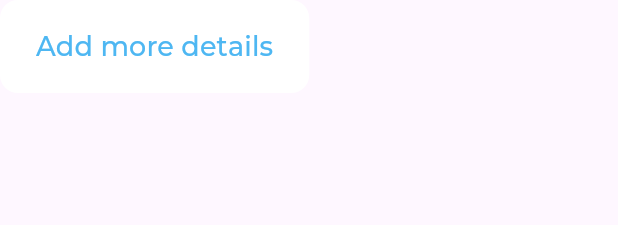
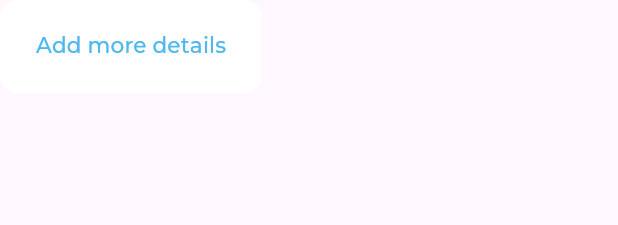
Before and after one commit to PhilopaterNabil/Responsive-Dash-Board, a Flutter app: the CustomButton widget shown alone on an empty page, opened directly, on a phone screen of 412 x 824 dp. Shown: the top 225 px of the screen. Run offline on Flutter 3.47's test engine with Material 3 defaults, Android fonts, the phone set to English and light mode, and no system bars; our stand-ins replace expandable_page_view, fl_chart, flutter_svg; project files that could hold a hidden picture were left out.

Commit message:
Refactor text styles in dashboard components for responsive design: update AppStyles to use context-aware text styles across various widgets.

```diff
--- a/lib/core/utils/app_styles.dart
+++ b/lib/core/utils/app_styles.dart
@@ -1,73 +1,103 @@
 import 'package:flutter/material.dart';
+import 'package:responsive_dash_board/core/utils/size_config.dart';
 
 abstract class AppStyles {
-  static const TextStyle styleRegular12 = TextStyle(
+  static TextStyle styleRegular12(context) => TextStyle(
         color: Color(0xFFAAAAAA),
-    fontSize: 12,
+        fontSize: getResponsiveFontSize(context, fontSize: 12),
         fontFamily: 'Montserrat',
         fontWeight: FontWeight.w400,
       );
 
-  static const TextStyle styleRegular14 = TextStyle(
+  static TextStyle styleRegular14(context) => TextStyle(
         color: Color(0xFFAAAAAA),
-    fontSize: 14,
+        fontSize: getResponsiveFontSize(context, fontSize: 14),
         fontFamily: 'Montserrat',
         fontWeight: FontWeight.w400,
       );
 
-  static const TextStyle styleRegular16 = TextStyle(
+  static TextStyle styleRegular16(context) => TextStyle(
         color: Color(0xFF064061),
-    fontSize: 16,
+        fontSize: getResponsiveFontSize(context, fontSize: 16),
         fontFamily: 'Montserrat',
         fontWeight: FontWeight.w400,
       );
 
-  static const TextStyle styleMedium16 = TextStyle(
+  static TextStyle styleMedium16(context) => TextStyle(
         color: Color(0xFF064061),
-    fontSize: 16,
+        fontSize: getResponsiveFontSize(context, fontSize: 16),
         fontFamily: 'Montserrat',
         fontWeight: FontWeight.w500,
       );
 
-  static const TextStyle styleMedium20 = TextStyle(
+  static TextStyle styleMedium20(context) => TextStyle(
         color: Color(0xFFFFFFFF),
-    fontSize: 20,
+        fontSize: getResponsiveFontSize(context, fontSize: 20),
         fontFamily: 'Montserrat',
         fontWeight: FontWeight.w500,
       );
 
-  static const TextStyle styleSemiBold16 = TextStyle(
+  static TextStyle styleSemiBold16(context) => TextStyle(
         color: Color(0xFF064061),
-    fontSize: 16,
+        fontSize: getResponsiveFontSize(context, fontSize: 16),
         fontFamily: 'Montserrat',
         fontWeight: FontWeight.w600,
       );
 
-  static const TextStyle styleSemiBold20 = TextStyle(
+  static TextStyle styleSemiBold20(context) => TextStyle(
         color: Color(0xFF064061),
-    fontSize: 20,
+        fontSize: getResponsiveFontSize(context, fontSize: 20),
         fontFamily: 'Montserrat',
         fontWeight: FontWeight.w600,
       );
 
-  static const TextStyle styleSemiBold24 = TextStyle(
+  static TextStyle styleSemiBold24(context) => TextStyle(
         color: Color(0xFF4EB7F2),
-    fontSize: 24,
+        fontSize: getResponsiveFontSize(context, fontSize: 24),
         fontFamily: 'Montserrat',
         fontWeight: FontWeight.w600,
       );
 
-  static const TextStyle styleSemiBold18 = TextStyle(
+  static TextStyle styleSemiBold18(context) => TextStyle(
         color: Color(0xFFFFFFFF),
-    fontSize: 18,
+        fontSize: getResponsiveFontSize(context, fontSize: 18),
         fontFamily: 'Montserrat',
         fontWeight: FontWeight.w600,
       );
 
-  static const TextStyle styleBold16 = TextStyle(
+  static TextStyle styleBold16(context) => TextStyle(
         color: Color(0xFF4EB7F2),
-    fontSize: 16,
+        fontSize: getResponsiveFontSize(context, fontSize: 16),
         fontFamily: 'Montserrat',
         fontWeight: FontWeight.w700,
       );
 }
+
+// sacleFactor
+// responsive font size
+// (min , max) font size
+double getResponsiveFontSize(BuildContext context, {required double fontSize}) {
+  double scaleFactor = getScaleFactor(context);
+  double responsiveFontSize = fontSize * scaleFactor;
+
+  double lowerLimit = fontSize * 0.8;
+  double upperLimit = fontSize * 1.2;
+
+  return responsiveFontSize.clamp(lowerLimit, upperLimit);
+}
+
+double getScaleFactor(context) {
+  // PlatformDispatcher platformDispatcher = PlatformDispatcher.instance;
+  // double physicalWidth = platformDispatcher.views.first.physicalSize.width;
+  // double devicePixelRatio = platformDispatcher.views.first.devicePixelRatio;
+  // double screenWidth = physicalWidth / devicePixelRatio;
+
+  double screenWidth = MediaQuery.sizeOf(context).width;
+  if (screenWidth < SizeConfig.tablet) {
+    return screenWidth / 550;
+  } else if (screenWidth < SizeConfig.desktop) {
+    return screenWidth / 1000;
+  } else {
+    return screenWidth / 1900;
+  }
+}
--- a/lib/features/dash_board/presentation/views/widgets/all_expenses_header.dart
+++ b/lib/features/dash_board/presentation/views/widgets/all_expenses_header.dart
@@ -11,7 +11,7 @@ class AllExpensesHeader extends StatelessWidget {
       children: [
         Text(
           'All Expenses',
-          style: AppStyles.styleSemiBold20,
+          style: AppStyles.styleSemiBold20(context),
         ),
         Spacer(),
         RangeOptions(),
--- a/lib/features/dash_board/presentation/views/widgets/all_expenses_item.dart
+++ b/lib/features/dash_board/presentation/views/widgets/all_expenses_item.dart
@@ -30,21 +30,21 @@ class AllExpensesItem extends StatelessWidget {
           const SizedBox(height: 34),
           Text(
             allExpensesItemModel.title,
-            style: AppStyles.styleSemiBold16.copyWith(
+            style: AppStyles.styleSemiBold16(context).copyWith(
               color: isSelected ? Colors.white : const Color(0xFF064061),
             ),
           ),
           SizedBox(height: 8),
           Text(
             allExpensesItemModel.date,
-            style: AppStyles.styleRegular14.copyWith(
+            style: AppStyles.styleRegular14(context).copyWith(
               color: isSelected ? Color(0xFFFAFAFA) : const Color(0xFFAAAAAA),
             ),
           ),
           const SizedBox(height: 16),
           Text(
             allExpensesItemModel.price,
-            style: AppStyles.styleSemiBold24.copyWith(
+            style: AppStyles.styleSemiBold24(context).copyWith(
               color: isSelected ? Colors.white : const Color(0xFF4EB7F2),
             ),
           ),
--- a/lib/features/dash_board/presentation/views/widgets/custom_button.dart
+++ b/lib/features/dash_board/presentation/views/widgets/custom_button.dart
@@ -22,7 +22,7 @@ class CustomButton extends StatelessWidget {
         onPressed: () {},
         child: Text(
           title,
-          style: AppStyles.styleSemiBold18.copyWith(
+          style: AppStyles.styleSemiBold18(context).copyWith(
             color: textColor ?? Colors.white,
           ),
         ),
--- a/lib/features/dash_board/presentation/views/widgets/custom_text_field.dart
+++ b/lib/features/dash_board/presentation/views/widgets/custom_text_field.dart
@@ -17,7 +17,7 @@ class CustomTextField extends StatelessWidget {
         focusedBorder: buildBorder(),
         disabledBorder: buildBorder(),
         hintText: hintText,
-        hintStyle: AppStyles.styleRegular16.copyWith(
+        hintStyle: AppStyles.styleRegular16(context).copyWith(
           color: const Color(0xFFAAAAAA),
         ),
       ),
--- a/lib/features/dash_board/presentation/views/widgets/drawer_item.dart
+++ b/lib/features/dash_board/presentation/views/widgets/drawer_item.dart
@@ -20,7 +20,7 @@ class DrawerItem extends StatelessWidget {
           fit: BoxFit.scaleDown,
           child: Text(
             drawerItemModel.title,
-            style: isActive ? AppStyles.styleBold16 : AppStyles.styleRegular16,
+            style: isActive ? AppStyles.styleBold16(context) : AppStyles.styleRegular16(context),
           ),
         ),
         trailing: isActive
--- a/lib/features/dash_board/presentation/views/widgets/income_section_header.dart
+++ b/lib/features/dash_board/presentation/views/widgets/income_section_header.dart
@@ -12,7 +12,7 @@ class IncomeSectionHeader extends StatelessWidget {
       children: [
         Text(
           'Income',
-          style: AppStyles.styleSemiBold20,
+          style: AppStyles.styleSemiBold20(context),
         ),
         RangeOptions(),
       ],
--- a/lib/features/dash_board/presentation/views/widgets/latest_transaction.dart
+++ b/lib/features/dash_board/presentation/views/widgets/latest_transaction.dart
@@ -7,10 +7,10 @@ class LatestTransaction extends StatelessWidget {
 
   @override
   Widget build(BuildContext context) {
-    return const Column(
+    return Column(
       crossAxisAlignment: CrossAxisAlignment.start,
       children: [
-        Text('Latest Transactions', style: AppStyles.styleMedium16),
+        Text('Latest Transactions', style: AppStyles.styleMedium16(context)),
         SizedBox(height: 12),
         LatestTransactionListView(),
       ],
--- a/lib/features/dash_board/presentation/views/widgets/my_cards_section.dart
+++ b/lib/features/dash_board/presentation/views/widgets/my_cards_section.dart
@@ -31,7 +31,7 @@ class _MyCardsSectionState extends State<MyCardsSection> {
     return Column(
       crossAxisAlignment: CrossAxisAlignment.start,
       children: [
-        Text('My card', style: AppStyles.styleSemiBold20),
+        Text('My card', style: AppStyles.styleSemiBold20(context)),
         SizedBox(height: 20),
         MyCardsPageView(pageController: pageController),
         SizedBox(height: 19),
--- a/lib/features/dash_board/presentation/views/widgets/my_transaction_history.dart
+++ b/lib/features/dash_board/presentation/views/widgets/my_transaction_history.dart
@@ -15,7 +15,7 @@ class MyTransactionHistory extends StatelessWidget {
         SizedBox(height: 20),
         Text(
           '13 April 2022',
-          style: AppStyles.styleMedium16.copyWith(color: Color(0xFFAAAAAA)),
+          style: AppStyles.styleMedium16(context).copyWith(color: Color(0xFFAAAAAA)),
         ),
         SizedBox(height: 16),
         TransactionHistoryListView(),
--- a/lib/features/dash_board/presentation/views/widgets/quick_invoice_header.dart
+++ b/lib/features/dash_board/presentation/views/widgets/quick_invoice_header.dart
@@ -10,7 +10,7 @@ class QuickInvoiceHeader extends StatelessWidget {
       children: [
         Text(
           'Quick Invoice',
-          style: AppStyles.styleSemiBold20,
+          style: AppStyles.styleSemiBold20(context),
         ),
         Spacer(),
         Container(
--- a/lib/features/dash_board/presentation/views/widgets/range_options.dart
+++ b/lib/features/dash_board/presentation/views/widgets/range_options.dart
@@ -19,7 +19,7 @@ class RangeOptions extends StatelessWidget {
         children: [
           Text(
             'Monthly',
-            style: AppStyles.styleMedium16,
+            style: AppStyles.styleMedium16(context),
           ),
           SizedBox(width: 18),
           Transform.rotate(
--- a/lib/features/dash_board/presentation/views/widgets/title_text_field.dart
+++ b/lib/features/dash_board/presentation/views/widgets/title_text_field.dart
@@ -14,7 +14,7 @@ class TitleTextField extends StatelessWidget {
       children: [
         Text(
           title,
-          style: AppStyles.styleMedium16,
+          style: AppStyles.styleMedium16(context),
         ),
         const SizedBox(height: 12),
         CustomTextField(hintText: hintText),
--- a/lib/features/dash_board/presentation/views/widgets/transaction_history_header.dart
+++ b/lib/features/dash_board/presentation/views/widgets/transaction_history_header.dart
@@ -9,10 +9,10 @@ class TransactionHistoryHeader extends StatelessWidget {
     return Row(
       mainAxisAlignment: MainAxisAlignment.spaceBetween,
       children: [
-        Text('Transaction History', style: AppStyles.styleSemiBold20),
+        Text('Transaction History', style: AppStyles.styleSemiBold20(context)),
         Text(
           'See all',
-          style: AppStyles.styleMedium16.copyWith(color: Color(0xFF4EB7F2)),
+          style: AppStyles.styleMedium16(context).copyWith(color: Color(0xFF4EB7F2)),
         ),
       ],
     );
--- a/lib/features/dash_board/presentation/views/widgets/transaction_item.dart
+++ b/lib/features/dash_board/presentation/views/widgets/transaction_item.dart
@@ -18,14 +18,14 @@ class TransactionItem extends StatelessWidget {
       ),
       child: ListTile(
         contentPadding: const EdgeInsets.symmetric(horizontal: 16, vertical: 6),
-        title: Text(transactionModel.title, style: AppStyles.styleSemiBold16),
+        title: Text(transactionModel.title, style: AppStyles.styleSemiBold16(context)),
         subtitle: Text(
           transactionModel.date,
-          style: AppStyles.styleRegular16.copyWith(color: Color(0xFFAAAAAA)),
+          style: AppStyles.styleRegular16(context).copyWith(color: Color(0xFFAAAAAA)),
         ),
         trailing: Text(
           transactionModel.amount,
-          style: AppStyles.styleSemiBold20.copyWith(
+          style: AppStyles.styleSemiBold20(context).copyWith(
             color: transactionModel.isWithdrawal ? Color(0xFFF3735E) : Color(0xFF7DD97B),
           ),
         ),
--- a/lib/features/dash_board/presentation/views/widgets/user_info_list_tile.dart
+++ b/lib/features/dash_board/presentation/views/widgets/user_info_list_tile.dart
@@ -21,7 +21,7 @@ class UserInfoListTile extends StatelessWidget {
             fit: BoxFit.scaleDown,
             child: Text(
               userInfoModel.userName,
-              style: AppStyles.styleSemiBold16.copyWith(
+              style: AppStyles.styleSemiBold16(context).copyWith(
                 color: const Color(0xFF064061),
               ),
             ),
@@ -31,7 +31,7 @@ class UserInfoListTile extends StatelessWidget {
             fit: BoxFit.scaleDown,
             child: Text(
               userInfoModel.userEmail,
-              style: AppStyles.styleRegular12,
+              style: AppStyles.styleRegular12(context),
             ),
           ),
         ),
```
Also changed, not shown: lib/features/dash_board/presentation/views/widgets/income_chart.dart (+4 -4 lines), lib/features/dash_board/presentation/views/widgets/item_details.dart (+5 -5 lines), lib/features/dash_board/presentation/views/widgets/my_card.dart (+4 -4 lines). Lines whose indentation alone changed are shown as unchanged.
